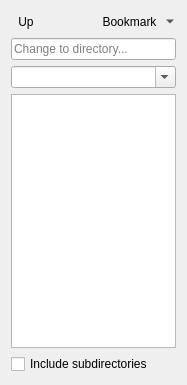
Before: the Qt Designer form ui/filebrowser.ui in sjuvonen/coquillo, drawn with Qt 5.
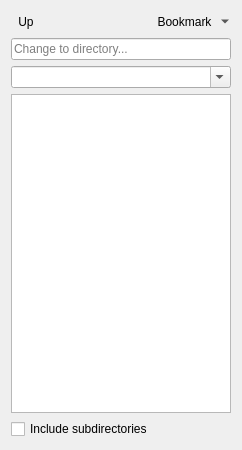
After: the same form once the commit is applied. Icons and pictures are not drawn.

```diff
--- a/ui/filebrowser.ui
+++ b/ui/filebrowser.ui
@@ -6,8 +6,8 @@
    <rect>
     <x>0</x>
     <y>0</y>
-    <width>187</width>
-    <height>385</height>
+    <width>242</width>
+    <height>450</height>
    </rect>
   </property>
   <property name="windowTitle">
```
